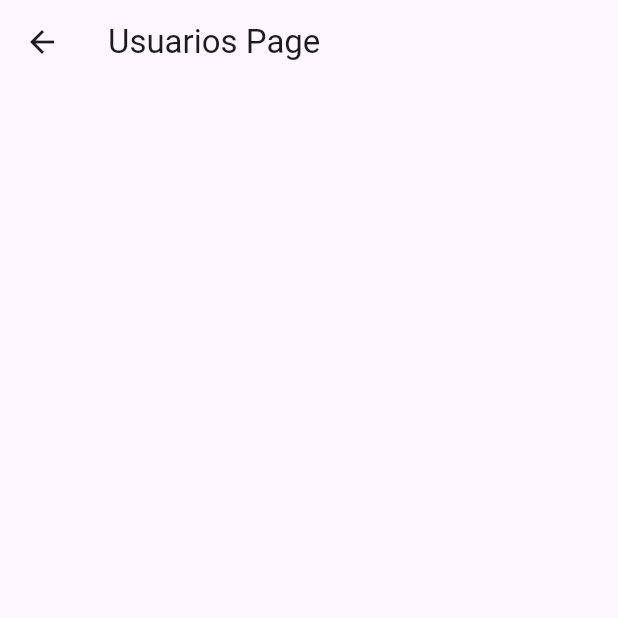
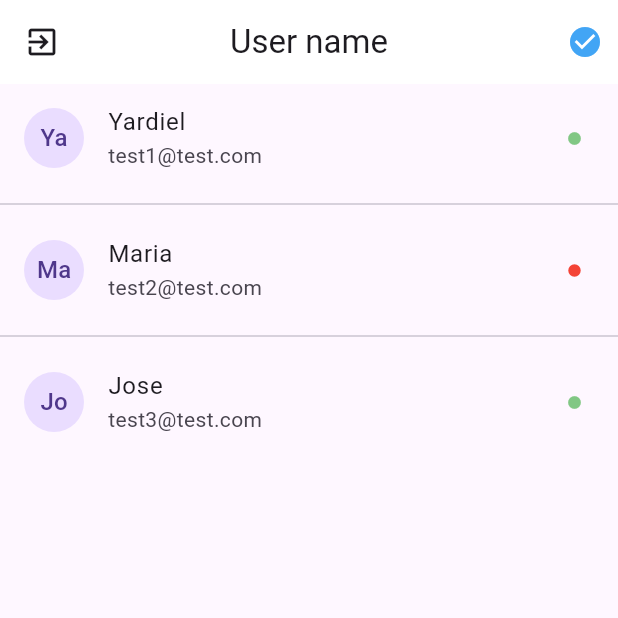
Before and after one commit to YAFB/realTimeChat, a Flutter app: the UsuariosPage screen opened by its route, on a phone screen of 412 x 824 dp, the top half of it. Run offline on Flutter 3.47's test engine with Material 3 defaults, Android fonts, the phone set to English and light mode, and no system bars.

```diff
--- a/lib/main.dart
+++ b/lib/main.dart
@@ -11,7 +11,7 @@ class MyApp extends StatelessWidget {
     return MaterialApp(
       debugShowCheckedModeBanner: false,
       title: 'Chat App',
-      initialRoute: 'login',
+      initialRoute: 'chat',
       routes: appRoutes,
     );
   }
--- /dev/null
+++ b/lib/models/usuario.dart
@@ -0,0 +1,8 @@
+class Usuario {
+  bool? online;
+  String? email;
+  String? nombre;
+  String? uid;
+
+  Usuario({this.online, this.email, this.nombre, this.uid});
+}
--- a/lib/pages/usuarios_page.dart
+++ b/lib/pages/usuarios_page.dart
@@ -1,15 +1,73 @@
+import 'package:chat_app/models/usuario.dart';
 import 'package:flutter/material.dart';
 
-class UsuariosPage extends StatelessWidget {
+class UsuariosPage extends StatefulWidget {
   const UsuariosPage({super.key});
+
+  @override
+  State<UsuariosPage> createState() => _UsuariosPageState();
+}
+
+class _UsuariosPageState extends State<UsuariosPage> {
+  final usuarios = [
+    Usuario(online: true, email: "test1@test.com", nombre: "Yardiel", uid: "1"),
+    Usuario(online: false, email: "test2@test.com", nombre: "Maria", uid: "2"),
+    Usuario(online: true, email: "test3@test.com", nombre: "Jose", uid: "3"),
+  ];
+
+  // final RefreshController _refreshController =
+  //     RefreshController(initialRefresh: false);
 
   @override
   Widget build(BuildContext context) {
     return Scaffold(
       appBar: AppBar(
-        title: Text("Usuarios Page"),
+        centerTitle: true,
+        title: const Text("User name"),
+        backgroundColor: Colors.white,
+        leading: IconButton(
+          onPressed: () {},
+          icon: const Icon(Icons.exit_to_app),
+        ),
+        actions: [
+          Container(
+            margin: const EdgeInsets.only(right: 10),
+            child: Icon(Icons.check_circle, color: Colors.blue[400]),
+          ),
+        ],
       ),
-      body: Container(),
+      body: RefreshIndicator(
+        onRefresh: _cargarUsuarios,
+        child: _listViewUsuarios(),
+      ),
     );
   }
+
+  ListView _listViewUsuarios() {
+    return ListView.separated(
+      itemBuilder: (context, index) => _usuarioListTile(usuarios[index]),
+      separatorBuilder: (context, index) => const Divider(),
+      itemCount: usuarios.length,
+    );
+  }
+
+  ListTile _usuarioListTile(Usuario usuario) {
+    return ListTile(
+      title: Text(usuario.nombre!),
+      subtitle: Text(usuario.email!),
+      leading: CircleAvatar(
+        child: Text(usuario.nombre!.substring(0, 2)),
+      ),
+      trailing: Icon(
+        Icons.circle,
+        color: usuario.online! ? Colors.green[300] : Colors.red,
+        size: 10,
+      ),
+    );
+  }
+
+  Future<void> _cargarUsuarios() async {
+    // monitor network fetch
+    await Future.delayed(Duration(milliseconds: 1000));
+  }
 }
--- a/pubspec.yaml
+++ b/pubspec.yaml
@@ -35,6 +35,7 @@ dependencies:
   # The following adds the Cupertino Icons font to your application.
   # Use with the CupertinoIcons class for iOS style icons.
   cupertino_icons: ^1.0.6
+  pull_to_refresh_flutter3: ^2.0.2
 
 dev_dependencies:
   flutter_test:
```
Also changed, not shown: lib/pages/chat_page.dart (+135 -3 lines), lib/widgets/chat_message.dart (added, +61 -0 lines), pubspec.lock.
